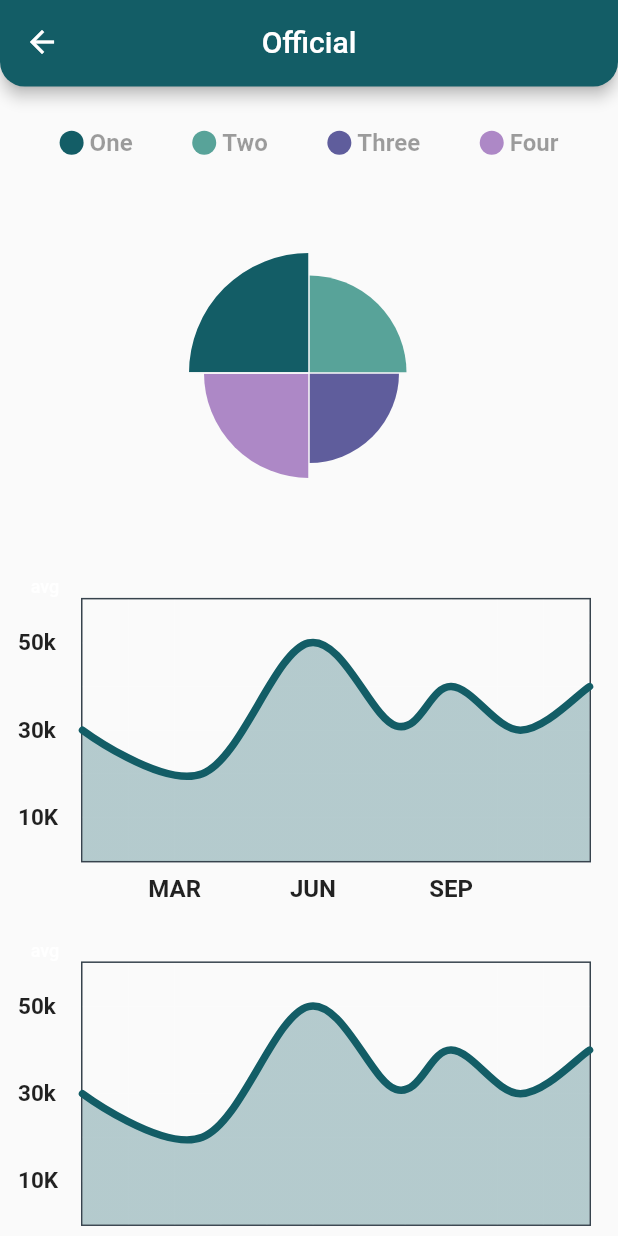
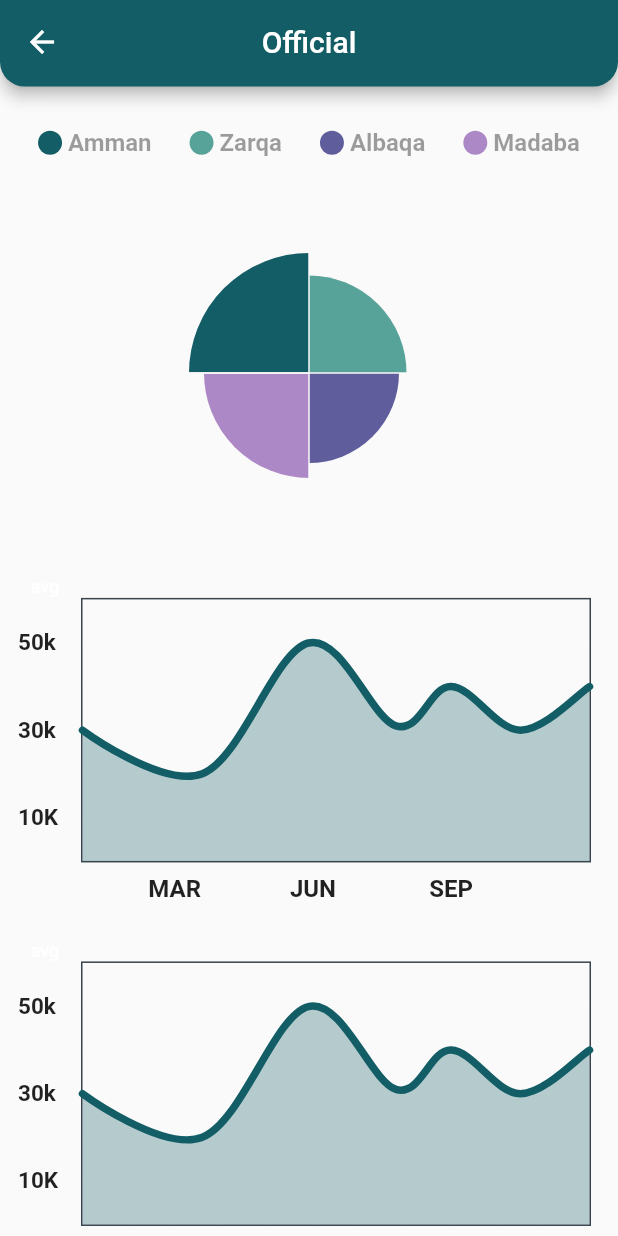
Before and after one commit to LeenSalah/ispm, a Flutter app: the HealthCareOfficialPage screen opened directly, on a phone screen of 412 x 824 dp. Run offline on Flutter 3.47's test engine with Material 3 defaults, Android fonts, the phone set to English and light mode, and no system bars; drawn by our look-alikes of fl_chart; our stand-ins replace font_awesome_flutter, persistent_bottom_nav_bar, sizer, step_progress_indicator.

Commit message:
edit chart names

```diff
--- a/lib/common/pie_chart.dart
+++ b/lib/common/pie_chart.dart
@@ -27,7 +27,7 @@
             children: <Widget>[
               Indicator(
                 color: AppColors.contentColorBlue,
-                text: 'One',
+                text: 'Amman',
                 isSquare: false,
                 size: touchedIndex == 0 ? 18 : 16,
                 textColor: touchedIndex == 0
@@ -36,7 +36,7 @@
               ),
               Indicator(
                 color: AppColors.contentColorYellow,
-                text: 'Two',
+                text: 'Zarqa',
                 isSquare: false,
                 size: touchedIndex == 1 ? 18 : 16,
                 textColor: touchedIndex == 1
@@ -45,7 +45,7 @@
               ),
               Indicator(
                 color: AppColors.contentColorPink,
-                text: 'Three',
+                text: 'Albaqa',
                 isSquare: false,
                 size: touchedIndex == 2 ? 18 : 16,
                 textColor: touchedIndex == 2
@@ -54,7 +54,7 @@
               ),
               Indicator(
                 color: AppColors.contentColorGreen,
-                text: 'Four',
+                text: 'Madaba',
                 isSquare: false,
                 size: touchedIndex == 3 ? 18 : 16,
                 textColor: touchedIndex == 3
```
